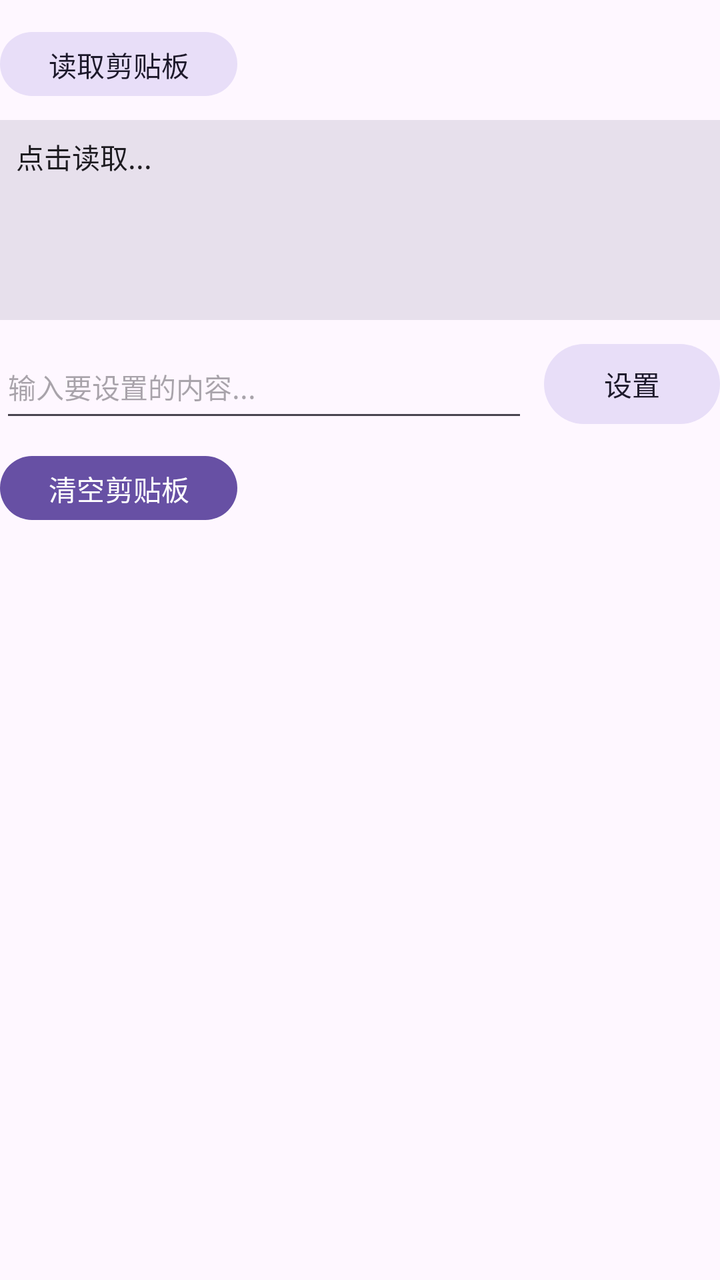
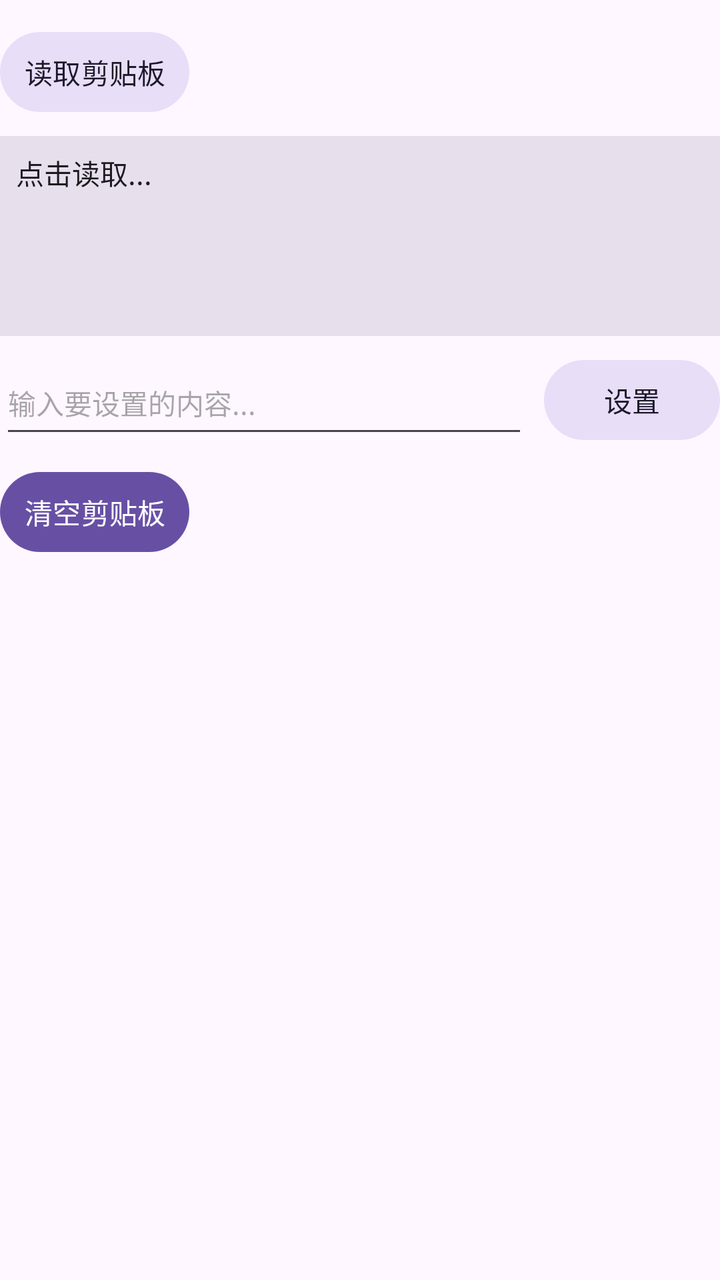

Two renders of the same Android screen: before a commit and after it. Below are the layout's source before the change and the commit's diff.
<!-- AndroidManifest.xml: application theme Theme.GameCenterApp -->
<!-- res/layout/item_tool_clipboard.xml -->
<?xml version="1.0" encoding="utf-8"?>
<LinearLayout xmlns:android="http://schemas.android.com/apk/res/android"
    android:layout_width="match_parent"
    android:layout_height="wrap_content"
    android:orientation="vertical">

    <com.google.android.material.button.MaterialButton
        android:id="@+id/btn_read_clipboard"
        style="@style/Widget.Material3.Button.TonalButton"
        android:layout_width="wrap_content"
        android:layout_height="40dp"
        android:layout_marginTop="12dp"
        android:text="读取剪贴板" />

    <ScrollView
        android:layout_width="match_parent"
        android:layout_height="100dp"
        android:layout_marginTop="8dp"
        android:background="?attr/colorSurfaceVariant"
        android:padding="8dp">

        <TextView
            android:id="@+id/tv_clipboard_content"
            android:layout_width="match_parent"
            android:layout_height="wrap_content"
            android:text="点击读取..."
            android:textColor="?android:attr/textColorPrimary"
            android:textSize="14sp"
            android:textIsSelectable="true" />
    </ScrollView>

    <LinearLayout
        android:layout_width="match_parent"
        android:layout_height="wrap_content"
        android:layout_marginTop="8dp"
        android:orientation="horizontal"
        android:gravity="center_vertical">

        <EditText
            android:id="@+id/et_clipboard_set"
            android:layout_width="0dp"
            android:layout_height="48dp"
            android:layout_weight="1"
            android:hint="输入要设置的内容..."
            android:textColor="?android:attr/textColorPrimary"
            android:textSize="14sp" />

        <com.google.android.material.button.MaterialButton
            android:id="@+id/btn_set_clipboard"
            style="@style/Widget.Material3.Button.TonalButton"
            android:layout_width="wrap_content"
            android:layout_height="48dp"
            android:layout_marginStart="8dp"
            android:text="设置" />
    </LinearLayout>

    <com.google.android.material.button.MaterialButton
        android:id="@+id/btn_clear_clipboard"
        style="@style/Widget.Material3.Button"
        android:layout_width="wrap_content"
        android:layout_height="40dp"
        android:layout_marginTop="8dp"
        android:layout_marginBottom="4dp"
        android:text="清空剪贴板" />
</LinearLayout>
<!-- resources referenced by this layout -->
<resources>
  <style name="Theme.GameCenterApp" parent="Theme.Material3.DayNight.NoActionBar">
          <item name="colorPrimary">@color/md_theme_light_primary</item>
          <item name="colorOnPrimary">@color/md_theme_light_on_primary</item>
          <item name="colorPrimaryContainer">@color/md_theme_light_primary_container</item>
          <item name="colorOnPrimaryContainer">@color/md_theme_light_on_primary_container</item>
          <item name="colorSecondary">@color/md_theme_light_secondary</item>
          <item name="colorOnSecondary">@color/md_theme_light_on_secondary</item>
          <item name="colorSecondaryContainer">@color/md_theme_light_secondary_container</item>
          <item name="colorOnSecondaryContainer">@color/md_theme_light_on_secondary_container</item>
          <item name="colorSurface">@color/md_theme_light_surface</item>
          <item name="colorOnSurface">@color/md_theme_light_on_surface</item>
          <item name="colorOnSurfaceVariant">@color/md_theme_light_on_surface_variant</item>
          <item name="android:colorBackground">@color/md_theme_light_background</item>
          <item name="android:statusBarColor">@color/md_theme_light_surface</item>
          <item name="android:navigationBarColor">@color/md_theme_light_surface</item>
          <item name="android:windowLightStatusBar">true</item>
      </style>
  <color name="md_theme_light_primary">#6750A4</color>
  <color name="md_theme_light_on_primary">#FFFFFF</color>
  <color name="md_theme_light_primary_container">#EADDFF</color>
  <color name="md_theme_light_on_primary_container">#21005D</color>
  <color name="md_theme_light_secondary">#625B71</color>
  <color name="md_theme_light_on_secondary">#FFFFFF</color>
  <color name="md_theme_light_secondary_container">#E8DEF8</color>
  <color name="md_theme_light_on_secondary_container">#1D192B</color>
  <color name="md_theme_light_surface">#FEF7FF</color>
  <color name="md_theme_light_on_surface">#1D1B20</color>
  <color name="md_theme_light_on_surface_variant">#49454F</color>
  <color name="md_theme_light_background">#FEF7FF</color>
</resources>

<!-- the commit's change to res/layout/item_tool_clipboard.xml (unified diff, before → after) -->
@@ -6,9 +6,9 @@
 
     <com.google.android.material.button.MaterialButton
         android:id="@+id/btn_read_clipboard"
-        style="@style/Widget.Material3.Button.TonalButton"
+        style="@style/Widget.GameCenter.Button.Tonal"
         android:layout_width="wrap_content"
-        android:layout_height="40dp"
+        android:layout_height="48dp"
         android:layout_marginTop="12dp"
         android:text="读取剪贴板" />
 
@@ -47,7 +47,7 @@
 
         <com.google.android.material.button.MaterialButton
             android:id="@+id/btn_set_clipboard"
-            style="@style/Widget.Material3.Button.TonalButton"
+            style="@style/Widget.GameCenter.Button.Tonal"
             android:layout_width="wrap_content"
             android:layout_height="48dp"
             android:layout_marginStart="8dp"
@@ -56,9 +56,9 @@
 
     <com.google.android.material.button.MaterialButton
         android:id="@+id/btn_clear_clipboard"
-        style="@style/Widget.Material3.Button"
+        style="@style/Widget.GameCenter.Button"
         android:layout_width="wrap_content"
-        android:layout_height="40dp"
+        android:layout_height="48dp"
         android:layout_marginTop="8dp"
         android:layout_marginBottom="4dp"
         android:text="清空剪贴板" />
<!-- resource entries referenced after the edit -->
@@ -1,5 +1,29 @@
 <!-- resources referenced by this layout -->
 <resources>
+  <style name="Widget.GameCenter.Button" parent="Widget.Material3.Button">
+          <item name="android:minHeight">48dp</item>
+          <item name="minHeight">48dp</item>
+          <item name="android:paddingTop">6dp</item>
+          <item name="android:paddingBottom">6dp</item>
+          <item name="android:paddingStart">12dp</item>
+          <item name="android:paddingEnd">12dp</item>
+          <item name="android:includeFontPadding">true</item>
+          <item name="android:maxLines">2</item>
+          <item name="android:ellipsize">end</item>
+          <item name="android:textAllCaps">false</item>
+      </style>
+  <style name="Widget.GameCenter.Button.Tonal" parent="Widget.Material3.Button.TonalButton">
+          <item name="android:minHeight">48dp</item>
+          <item name="minHeight">48dp</item>
+          <item name="android:paddingTop">6dp</item>
+          <item name="android:paddingBottom">6dp</item>
+          <item name="android:paddingStart">12dp</item>
+          <item name="android:paddingEnd">12dp</item>
+          <item name="android:includeFontPadding">true</item>
+          <item name="android:maxLines">2</item>
+          <item name="android:ellipsize">end</item>
+          <item name="android:textAllCaps">false</item>
+      </style>
   <style name="Theme.GameCenterApp" parent="Theme.Material3.DayNight.NoActionBar">
           <item name="colorPrimary">@color/md_theme_light_primary</item>
           <item name="colorOnPrimary">@color/md_theme_light_on_primary</item>
@@ -16,6 +40,8 @@
           <item name="android:statusBarColor">@color/md_theme_light_surface</item>
           <item name="android:navigationBarColor">@color/md_theme_light_surface</item>
           <item name="android:windowLightStatusBar">true</item>
+          <item name="materialButtonStyle">@style/Widget.GameCenter.Button</item>
+          <item name="android:buttonStyle">@style/Widget.GameCenter.PlatformButton</item>
       </style>
   <color name="md_theme_light_primary">#6750A4</color>
   <color name="md_theme_light_on_primary">#FFFFFF</color>
@@ -29,5 +55,14 @@
   <color name="md_theme_light_on_surface">#1D1B20</color>
   <color name="md_theme_light_on_surface_variant">#49454F</color>
   <color name="md_theme_light_background">#FEF7FF</color>
+  <style name="Widget.GameCenter.PlatformButton" parent="@android:style/Widget.Material.Button">
+          <item name="android:minHeight">44dp</item>
+          <item name="android:paddingTop">4dp</item>
+          <item name="android:paddingBottom">4dp</item>
+          <item name="android:includeFontPadding">true</item>
+          <item name="android:maxLines">2</item>
+          <item name="android:ellipsize">end</item>
+          <item name="android:textAllCaps">false</item>
+      </style>
 </resources>
 
